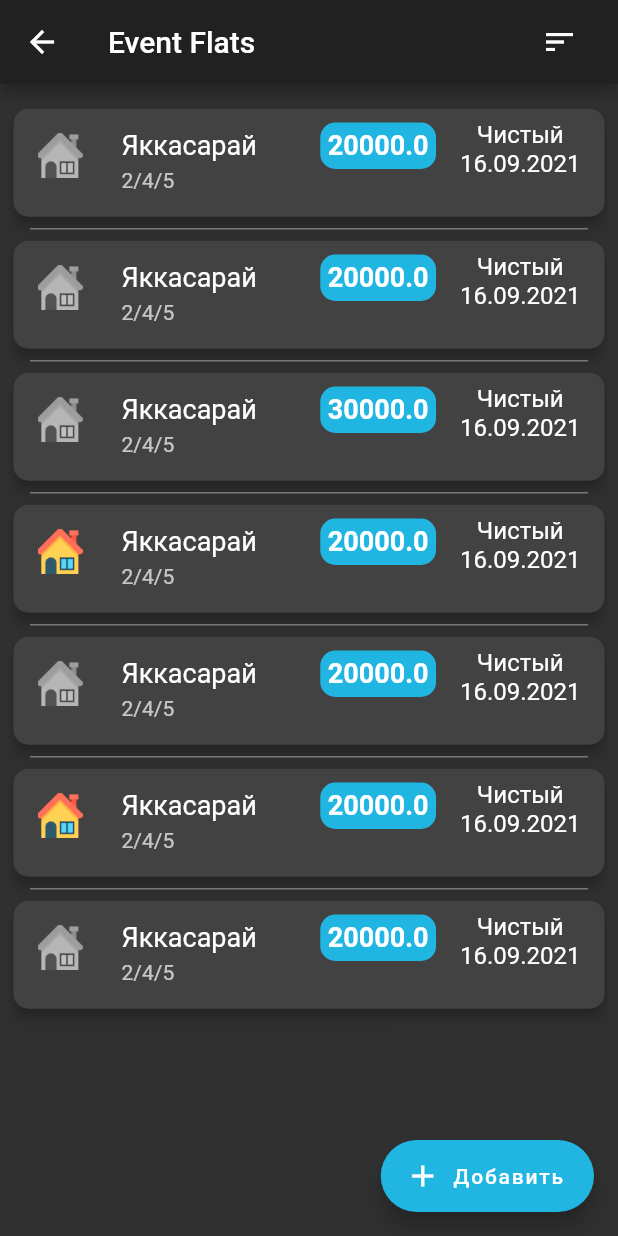
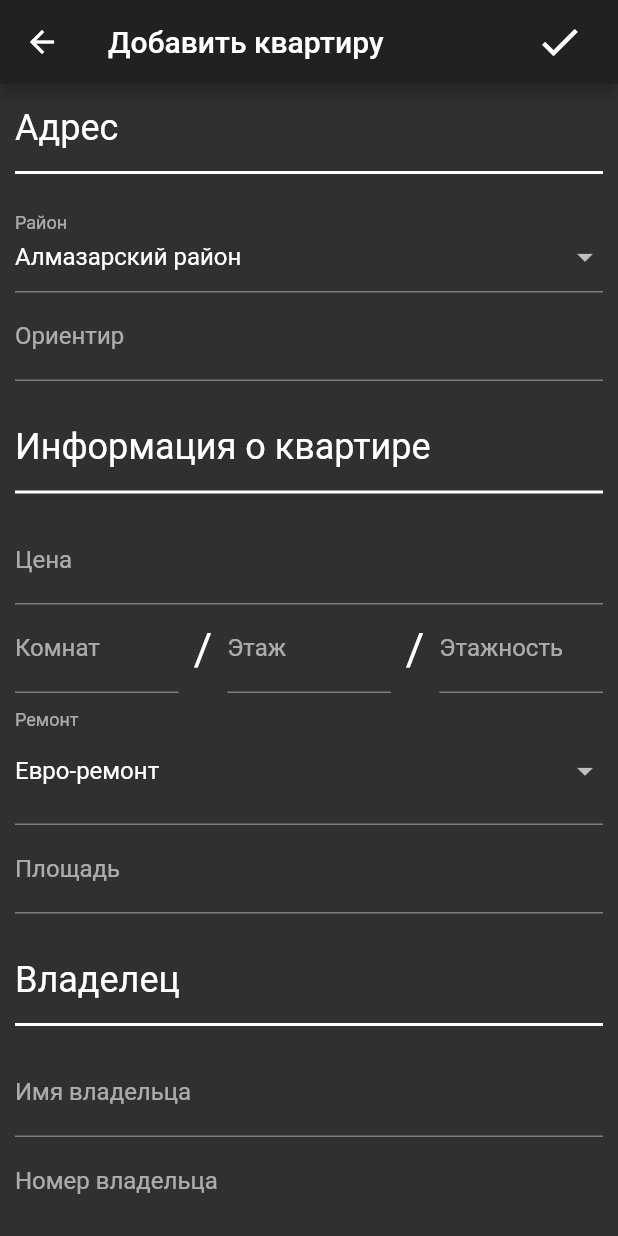
Before and after one commit to dmitriyl99/event_flats, a Flutter app: the FlatsListScreen screen opened by its route, after a tap on "Добавить", on a phone screen of 412 x 824 dp. Run offline on Flutter 3.47's test engine with Material 2 defaults, Android fonts, the light colour scheme and no system bars; our stand-ins replace firebase_auth, firebase_core, firebase_database, hive, hive_flutter; accounts and stored records are empty.

Commit message:
Add flat screen

```diff
--- a/lib/main.dart
+++ b/lib/main.dart
@@ -1,6 +1,7 @@
 import 'package:event_flats/models/repositories/flats_fake_repository.dart';
 import 'package:event_flats/models/user.dart';
 import 'package:event_flats/services/authentication.dart';
+import 'package:event_flats/view/screens/flats/add.screen.dart';
 import 'package:event_flats/view/screens/flats/list.screen.dart';
 import 'package:event_flats/view/screens/flats/show.screen.dart';
 import 'package:event_flats/view/screens/login.screen.dart';
@@ -48,7 +49,8 @@ class MyApp extends StatelessWidget {
             new LoginScreen(FirebaseAuthenticationService()),
         FlatsListScreen.route: (context) =>
             new FlatsListScreen(FakeFlatsRepository()),
-        FlatShowScreen.route: (context) => new FlatShowScreen()
+        FlatShowScreen.route: (context) => new FlatShowScreen(),
+        AddFlatScreen.route: (context) => new AddFlatScreen()
       },
       initialRoute: initialRoute,
     );
--- /dev/null
+++ b/lib/view/screens/flats/add.screen.dart
@@ -0,0 +1,214 @@
+import 'package:event_flats/view/resources/colors.dart';
+import 'package:flutter/material.dart';
+
+// ignore: must_be_immutable
+class AddFlatScreen extends StatefulWidget {
+  static String route = '/flats/add';
+
+  AddFlatScreen({Key? key}) : super(key: key);
+
+  @override
+  State<AddFlatScreen> createState() => _AddFlatScreenState();
+}
+
+class _AddFlatScreenState extends State<AddFlatScreen> {
+  GlobalKey<FormState> _formKey = new GlobalKey();
+
+  List<String> _districts = [
+    "Алмазарский район",
+    "Бектемирский район",
+    'Мирабадский район',
+    'Мирзо-Улугбекский район',
+    'Сергелийский район',
+    'Шайхантаурский район',
+    'Юнусабадский район',
+    'Яккасарайский район',
+    'Чиланзарский район',
+    'Яшнабадский район'
+  ];
+
+  List<String> _repairs = [
+    "Евро-ремонт",
+    "Средний",
+    "Требует ремонта",
+    "Черновая отделка"
+  ];
+
+  Widget _divider() {
+    return Padding(
+      padding: const EdgeInsets.symmetric(vertical: 8.0),
+      child: Divider(
+        color: AppColors.descriptionDividerColor,
+        thickness: 2,
+      ),
+    );
+  }
+
+  String? _currentDistrict;
+  String? _currentRepair;
+
+  @override
+  Widget build(BuildContext context) {
+    return Scaffold(
+        appBar: AppBar(
+          title: Text('Добавить квартиру'),
+          actions: [
+            Padding(
+              padding: EdgeInsets.only(right: 15),
+              child: IconButton(
+                icon: Icon(
+                  Icons.check,
+                  size: 32,
+                ),
+                onPressed: () {},
+              ),
+            )
+          ],
+        ),
+        body: Container(
+          padding: EdgeInsets.fromLTRB(10, 15, 10, 10),
+          child: Form(
+            key: _formKey,
+            child: SingleChildScrollView(
+              child: Column(
+                crossAxisAlignment: CrossAxisAlignment.start,
+                children: [
+                  Text(
+                    'Адрес',
+                    style: TextStyle(fontSize: 24),
+                  ),
+                  _divider(),
+                  FormField<String>(builder: (FormFieldState<String> state) {
+                    return InputDecorator(
+                      decoration: InputDecoration(labelText: "Район"),
+                      child: DropdownButtonHideUnderline(
+                        child: DropdownButton<String>(
+                            value: _currentDistrict ?? _districts.first,
+                            isDense: true,
+                            onChanged: (value) {
+                              setState(() {
+                                _currentDistrict = value;
+                              });
+                            },
+                            items: _districts
+                                .map<DropdownMenuItem<String>>(
+                                    (value) => DropdownMenuItem(
+                                          value: value,
+                                          child: Text(value),
+                                        ))
+                                .toList()),
+                      ),
+                    );
+                  }),
+                  TextFormField(
+                    decoration: InputDecoration(labelText: 'Ориентир'),
+                  ),
+                  SizedBox(
+                    height: 30,
+                  ),
+                  Text(
+                    'Информация о квартире',
+                    style: TextStyle(fontSize: 24),
+                  ),
+                  _divider(),
+                  TextFormField(
+                    keyboardType: TextInputType.number,
+                    decoration:
+                        InputDecoration(labelText: 'Цена', prefixText: '\$'),
+                  ),
+                  Row(
+                    mainAxisSize: MainAxisSize.min,
+                    children: [
+                      Expanded(
+                        child: TextFormField(
+                          textAlign: TextAlign.center,
+                          keyboardType: TextInputType.number,
+                          decoration: InputDecoration(labelText: 'Комнат'),
+                        ),
+                      ),
+                      SizedBox(
+                        width: 10,
+                      ),
+                      Text(
+                        '/',
+                        style: TextStyle(fontSize: 30),
+                      ),
+                      SizedBox(
+                        width: 10,
+                      ),
+                      Expanded(
+                        child: TextFormField(
+                          textAlign: TextAlign.center,
+                          keyboardType: TextInputType.number,
+                          decoration: InputDecoration(labelText: 'Этаж'),
+                        ),
+                      ),
+                      SizedBox(
+                        width: 10,
+                      ),
+                      Text(
+                        '/',
+                        style: TextStyle(fontSize: 30),
+                      ),
+                      SizedBox(
+                        width: 10,
+                      ),
+                      Expanded(
+                        child: TextFormField(
+                          textAlign: TextAlign.center,
+                          keyboardType: TextInputType.number,
+                          decoration: InputDecoration(labelText: 'Этажность'),
+                        ),
+                      )
+                    ],
+                  ),
+                  FormField<String>(builder: (FormFieldState<String> state) {
+                    return InputDecorator(
+                      decoration: InputDecoration(labelText: "Ремонт"),
+                      child: DropdownButtonHideUnderline(
+                        child: DropdownButton<String>(
+                            value: _currentRepair ?? _repairs.first,
+                            onChanged: (value) {
+                              setState(() {
+                                _currentRepair = value;
+                              });
+                            },
+                            items: _repairs
+                                .map<DropdownMenuItem<String>>(
+                                    (value) => DropdownMenuItem(
+                                          value: value,
+                                          child: Text(value),
+                                        ))
+                                .toList()),
+                      ),
+                    );
+                  }),
+                  TextFormField(
+                    decoration: InputDecoration(
+                        labelText: 'Площадь', suffixText: 'кв.м'),
+                  ),
+                  SizedBox(
+                    height: 30,
+                  ),
+                  Text(
+                    'Владелец',
+                    style: TextStyle(fontSize: 24),
+                  ),
+                  _divider(),
+                  TextFormField(
+                    decoration: InputDecoration(labelText: 'Имя владельца'),
+                  ),
+                  TextFormField(
+                    decoration: InputDecoration(labelText: 'Номер владельца'),
+                  ),
+                  TextFormField(
+                    maxLines: 4,
+                    decoration: InputDecoration(labelText: 'Описание'),
+                  ),
+                ],
+              ),
+            ),
+          ),
+        ));
+  }
+}
--- a/lib/view/screens/flats/list.screen.dart
+++ b/lib/view/screens/flats/list.screen.dart
@@ -2,6 +2,7 @@ import 'package:event_flats/models/flat.dart';
 import 'package:event_flats/models/repositories/flats_repository.dart';
 import 'package:event_flats/view/components/flat.component.dart';
 import 'package:event_flats/view/resources/colors.dart';
+import 'package:event_flats/view/screens/flats/add.screen.dart';
 import 'package:flutter/cupertino.dart';
 import 'package:flutter/material.dart';
 
@@ -61,7 +62,9 @@ class FlatsListScreen extends StatelessWidget {
         ),
         floatingActionButton: FloatingActionButton.extended(
           backgroundColor: AppColors.primaryColor,
-          onPressed: () {},
+          onPressed: () {
+            Navigator.of(context).pushNamed(AddFlatScreen.route);
+          },
           label: Text(
             'Добавить',
             style: TextStyle(color: Colors.white),
```
